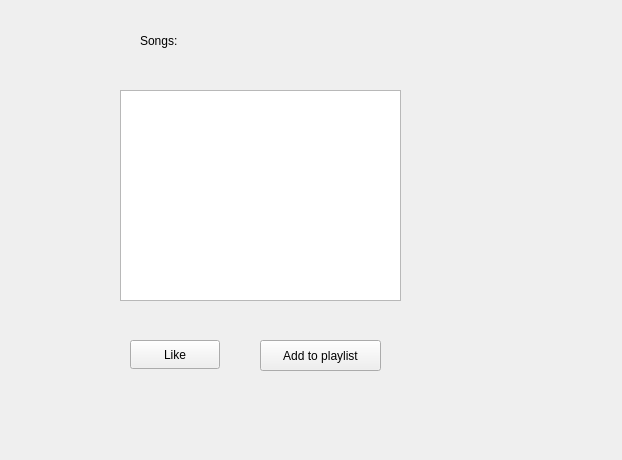
The window that album_song_window.ui (Fatemehasadi86/spotify1) describes before a commit, drawn with Qt 5.
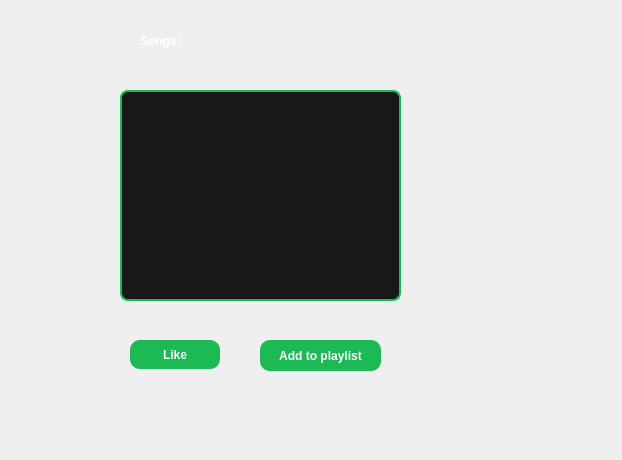
The same window after the commit.

Commit message: Implement sorting for songs & playlists & albums

What changed in the file:
```diff
--- a/album_song_window.ui
+++ b/album_song_window.ui
@@ -13,6 +13,40 @@
   <property name="windowTitle">
    <string>Form</string>
   </property>
+  <property name="styleSheet">
+   <string notr="true">QListWidget{
+    background:#181818;
+    border:2px solid #1DB954;
+    border-radius:8px;
+    color:white;
+}
+
+QListWidget::item{
+    padding:8px;
+}
+
+QListWidget::item:selected{
+    background:#1DB954;
+}  QLabel{
+    color:white;
+    font-weight:bold;
+}  QPushButton{
+    background-color:#1DB954;
+    color:white;
+    border:none;
+    border-radius:10px;
+    padding:8px;
+    font-weight:bold;
+}
+
+QPushButton:hover{
+    background:#1ED760;
+}
+
+QPushButton:pressed{
+    background:#169C46;
+}</string>
+  </property>
   <widget class="QListWidget" name="listWidget">
    <property name="geometry">
     <rect>
```
The commit also changes 122 other files.
